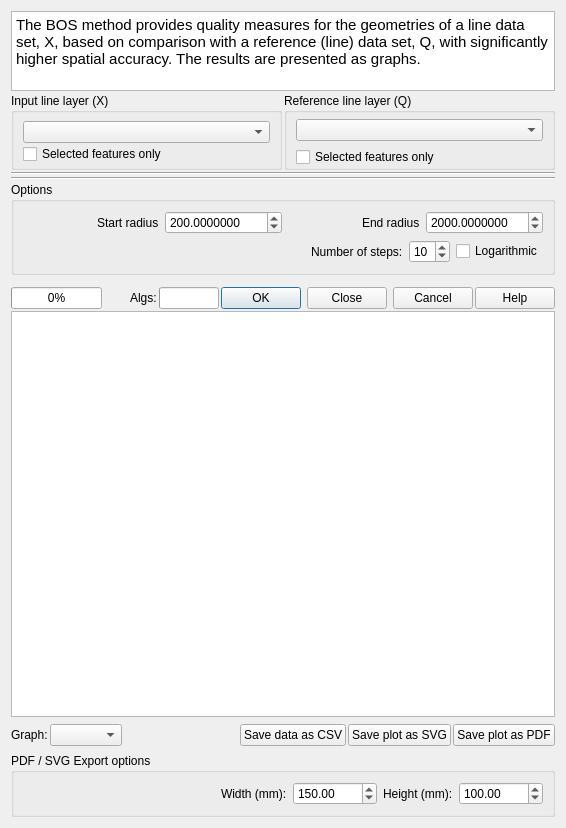
This is bos_dialog_base.ui in havatv/qgisbosplugin as Qt 5 draws it before an edit. The edited form follows.
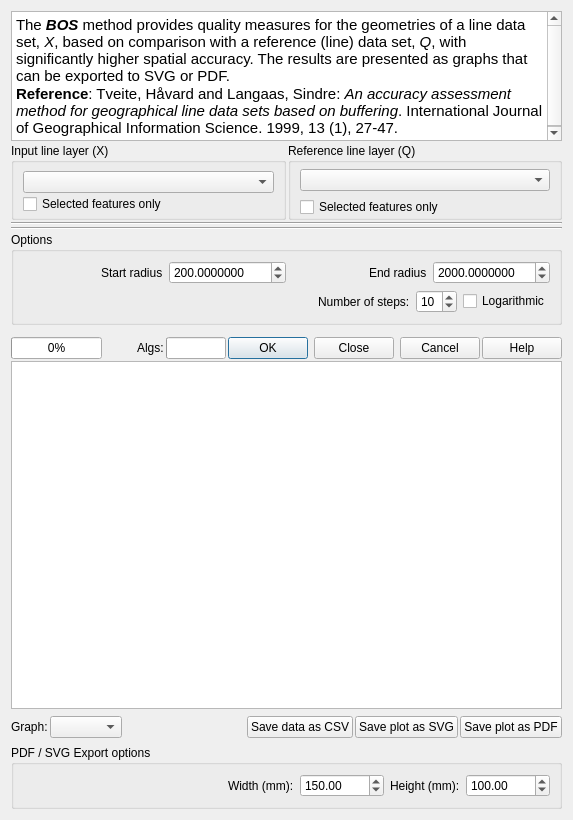
This is the edited form.

What changed in the file:
```diff
--- a/bos_dialog_base.ui
+++ b/bos_dialog_base.ui
@@ -6,8 +6,8 @@
    <rect>
     <x>0</x>
     <y>0</y>
-    <width>566</width>
-    <height>828</height>
+    <width>573</width>
+    <height>820</height>
    </rect>
   </property>
   <property name="windowTitle">
@@ -30,21 +30,25 @@
        <property name="minimumSize">
         <size>
          <width>0</width>
-         <height>80</height>
+         <height>110</height>
         </size>
        </property>
        <property name="maximumSize">
         <size>
          <width>16777215</width>
-         <height>80</height>
+         <height>130</height>
         </size>
        </property>
+       <property name="horizontalScrollBarPolicy">
+        <enum>Qt::ScrollBarAlwaysOff</enum>
+       </property>
        <property name="html">
         <string>&lt;!DOCTYPE HTML PUBLIC &quot;-//W3C//DTD HTML 4.0//EN&quot; &quot;http://www.w3.org/TR/REC-html40/strict.dtd&quot;&gt;
 &lt;html&gt;&lt;head&gt;&lt;meta name=&quot;qrichtext&quot; content=&quot;1&quot; /&gt;&lt;style type=&quot;text/css&quot;&gt;
 p, li { white-space: pre-wrap; }
 &lt;/style&gt;&lt;/head&gt;&lt;body style=&quot; font-family:'Ubuntu'; font-size:11pt; font-weight:400; font-style:normal;&quot;&gt;
-&lt;p style=&quot; margin-top:0px; margin-bottom:0px; margin-left:0px; margin-right:0px; -qt-block-indent:0; text-indent:0px;&quot;&gt;The BOS method provides quality measures for the geometries of a line data set, X, based on comparison with a reference (line) data set, Q, with significantly higher spatial accuracy. The results are presented as graphs.&lt;/p&gt;&lt;/body&gt;&lt;/html&gt;</string>
+&lt;p style=&quot; margin-top:0px; margin-bottom:0px; margin-left:0px; margin-right:0px; -qt-block-indent:0; text-indent:0px;&quot;&gt;The &lt;span style=&quot; font-weight:600; font-style:italic;&quot;&gt;BOS&lt;/span&gt; method provides quality measures for the geometries of a line data set, &lt;span style=&quot; font-style:italic;&quot;&gt;X&lt;/span&gt;, based on comparison with a reference (line) data set, &lt;span style=&quot; font-style:italic;&quot;&gt;Q&lt;/span&gt;, with significantly higher spatial accuracy. The results are presented as graphs that can be exported to SVG or PDF.&lt;/p&gt;
+&lt;p style=&quot; margin-top:0px; margin-bottom:0px; margin-left:0px; margin-right:0px; -qt-block-indent:0; text-indent:0px;&quot;&gt;&lt;span style=&quot; font-weight:600;&quot;&gt;Reference&lt;/span&gt;: Tveite, Håvard and Langaas, Sindre: &lt;span style=&quot; font-style:italic;&quot;&gt;An accuracy assessment method for geographical line data sets based on buffering&lt;/span&gt;. International Journal of Geographical Information Science. 1999, 13 (1), 27-47.&lt;/p&gt;&lt;/body&gt;&lt;/html&gt;</string>
        </property>
       </widget>
      </item>
```
